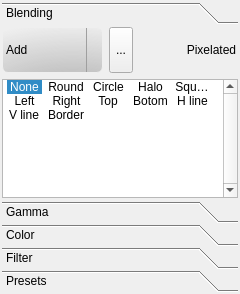
Above: src/MixingToolboxWidget.ui from markus-wa/glmixer-mirror before the change. Below: the same form after it.
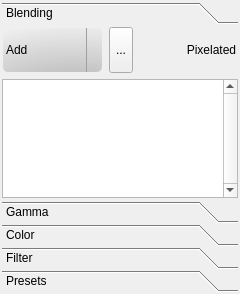
That is the form after the change. The open tabs and pages were chosen to show the change. Icons and pictures are not drawn.

The edit to the form file:
```diff
--- a/src/MixingToolboxWidget.ui
+++ b/src/MixingToolboxWidget.ui
@@ -46,7 +46,7 @@
         <x>0</x>
         <y>0</y>
         <width>226</width>
-        <height>132</height>
+        <height>160</height>
        </rect>
       </property>
       <property name="sizePolicy">
@@ -354,8 +354,8 @@
          </property>
          <property name="iconSize">
           <size>
-           <width>32</width>
-           <height>32</height>
+           <width>60</width>
+           <height>60</height>
           </size>
          </property>
          <property name="verticalScrollMode">
@@ -383,152 +383,8 @@
           <bool>true</bool>
          </property>
          <property name="currentRow">
-          <number>0</number>
+          <number>-1</number>
          </property>
-         <item>
-          <property name="text">
-           <string>None</string>
-          </property>
-          <property name="icon">
-           <iconset resource="../textures.qrc">
-            <normaloff>:/glmixer/textures/mask_antialiasing.png</normaloff>:/glmixer/textures/mask_antialiasing.png</iconset>
-          </property>
-          <property name="flags">
-           <set>ItemIsSelectable|ItemIsEnabled</set>
-          </property>
-         </item>
-         <item>
-          <property name="text">
-           <string>Round</string>
-          </property>
-          <property name="icon">
-           <iconset resource="../textures.qrc">
-            <normaloff>:/glmixer/textures/mask_roundcorner.png</normaloff>:/glmixer/textures/mask_roundcorner.png</iconset>
-          </property>
-          <property name="flags">
-           <set>ItemIsSelectable|ItemIsEnabled</set>
-          </property>
-         </item>
-         <item>
-          <property name="text">
-           <string>Circle</string>
-          </property>
-          <property name="icon">
-           <iconset resource="../textures.qrc">
-            <normaloff>:/glmixer/textures/mask_circle.png</normaloff>:/glmixer/textures/mask_circle.png</iconset>
-          </property>
-          <property name="flags">
-           <set>ItemIsSelectable|ItemIsEnabled</set>
-          </property>
-         </item>
-         <item>
-          <property name="text">
-           <string>Halo</string>
-          </property>
-          <property name="icon">
-           <iconset resource="../textures.qrc">
-            <normaloff>:/glmixer/textures/mask_linear_circle.png</normaloff>:/glmixer/textures/mask_linear_circle.png</iconset>
-          </property>
-          <property name="flags">
-           <set>ItemIsSelectable|ItemIsEnabled</set>
-          </property>
-         </item>
-         <item>
-          <property name="text">
-           <string>Square</string>
-          </property>
-          <property name="icon">
-           <iconset resource="../textures.qrc">
-            <normaloff>:/glmixer/textures/mask_linear_square.png</normaloff>:/glmixer/textures/mask_linear_square.png</iconset>
-          </property>
-          <property name="flags">
-           <set>ItemIsSelectable|ItemIsEnabled</set>
-          </property>
-         </item>
-         <item>
-          <property name="text">
-           <string>Left</string>
-          </property>
-          <property name="icon">
-           <iconset resource="../textures.qrc">
-            <normaloff>:/glmixer/textures/mask_linear_left.png</normaloff>:/glmixer/textures/mask_linear_left.png</iconset>
-          </property>
-          <property name="flags">
-           <set>ItemIsSelectable|ItemIsEnabled</set>
-          </property>
-         </item>
-         <item>
-          <property name="text">
-           <string>Right</string>
-          </property>
-          <property name="icon">
-           <iconset resource="../textures.qrc">
-            <normaloff>:/glmixer/textures/mask_linear_right.png</normaloff>:/glmixer/textures/mask_linear_right.png</iconset>
-          </property>
-          <property name="flags">
-           <set>ItemIsSelectable|ItemIsEnabled</set>
-          </property>
-         </item>
-         <item>
-          <property name="text">
-           <string>Top</string>
-          </property>
-          <property name="icon">
-           <iconset resource="../textures.qrc">
-            <normaloff>:/glmixer/textures/mask_linear_top.png</normaloff>:/glmixer/textures/mask_linear_top.png</iconset>
-          </property>
-          <property name="flags">
-           <set>ItemIsSelectable|ItemIsEnabled</set>
-          </property>
-         </item>
-         <item>
-          <property name="text">
-           <string>Botom</string>
-          </property>
-          <property name="icon">
-           <iconset resource="../textures.qrc">
-            <normaloff>:/glmixer/textures/mask_linear_bottom.png</normaloff>:/glmixer/textures/mask_linear_bottom.png</iconset>
-          </property>
-          <property name="flags">
-           <set>ItemIsSelectable|ItemIsEnabled</set>
-          </property>
-         </item>
-         <item>
-          <property name="text">
-           <string>H line</string>
-          </property>
-          <property name="icon">
-           <iconset resource="../textures.qrc">
-            <normaloff>:/glmixer/textures/mask_linear_horizontal.png</normaloff>:/glmixer/textures/mask_linear_horizontal.png</iconset>
-          </property>
-          <property name="flags">
-           <set>ItemIsSelectable|ItemIsEnabled</set>
-          </property>
-         </item>
-         <item>
-          <property name="text">
-           <string>V line</string>
-          </property>
-          <property name="icon">
-           <iconset resource="../textures.qrc">
-            <normaloff>:/glmixer/textures/mask_linear_vertical.png</normaloff>:/glmixer/textures/mask_linear_vertical.png</iconset>
-          </property>
-          <property name="flags">
-           <set>ItemIsSelectable|ItemIsEnabled</set>
-          </property>
-         </item>
-         <item>
-          <property name="text">
-           <string>Border</string>
-          </property>
-          <property name="icon">
-           <iconset resource="../textures.qrc">
-            <normaloff>:/glmixer/textures/mask_antialiasing.png</normaloff>:/glmixer/textures/mask_antialiasing.png</iconset>
-          </property>
-          <property name="flags">
-           <set>ItemIsSelectable|ItemIsEnabled</set>
-          </property>
-         </item>
         </widget>
        </item>
       </layout>
```
Left out of the diff: 7 changed lines with no effect on the pictures.
